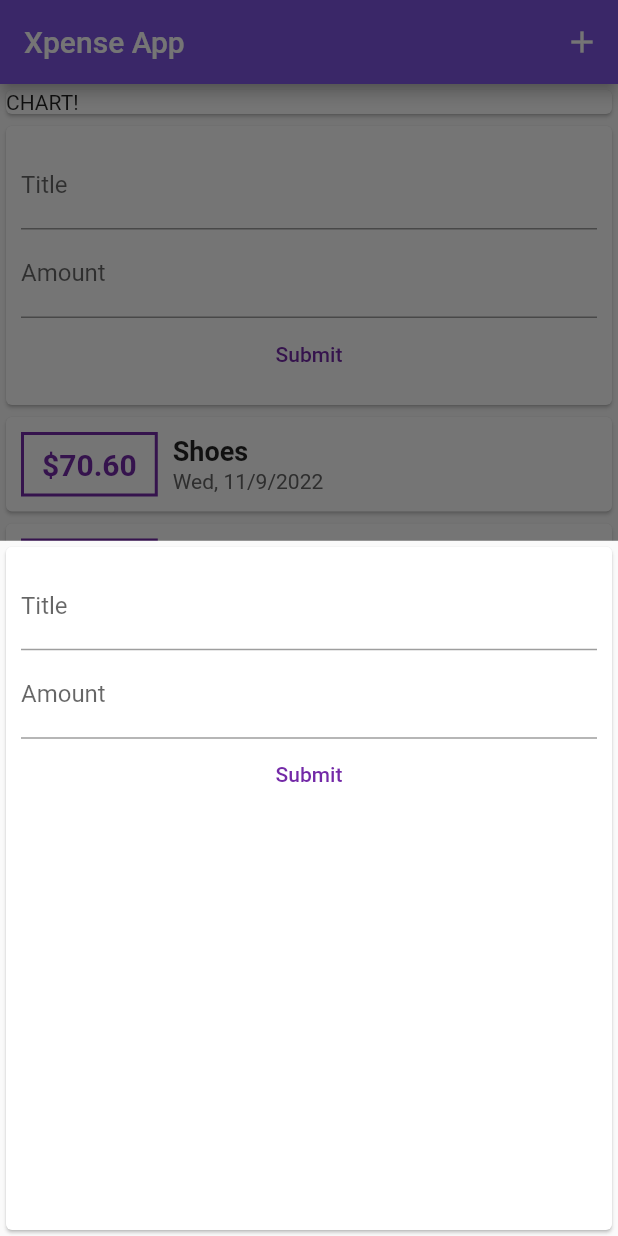
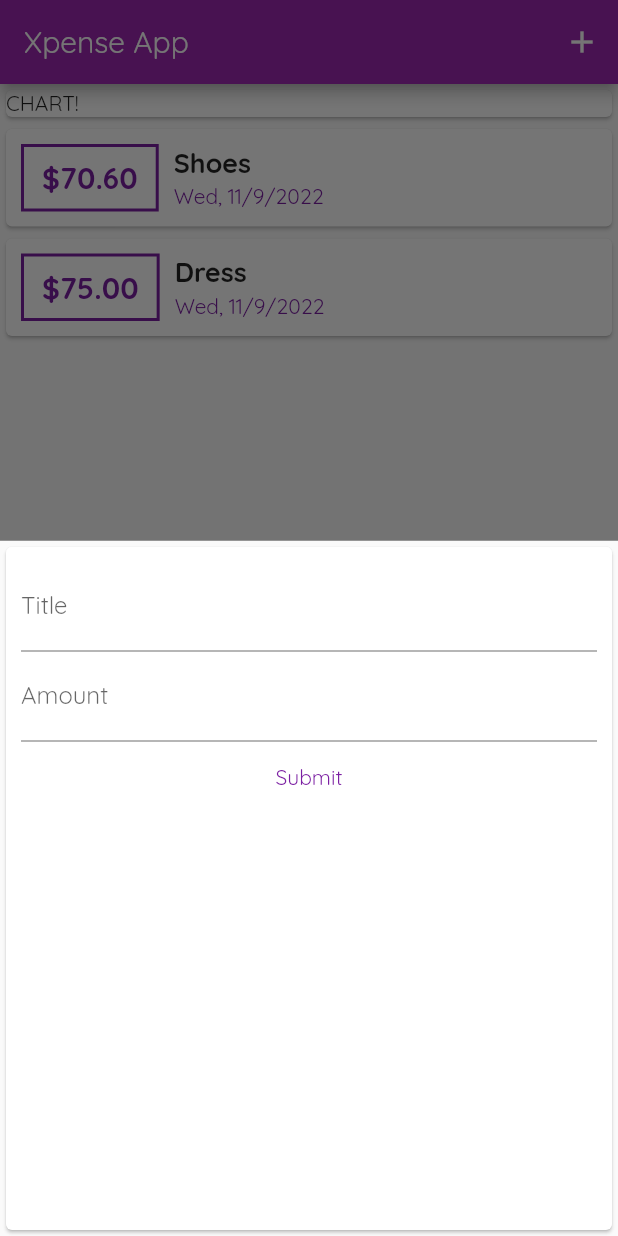
Before and after one commit to nayyyhaa/flutter-expense-app, a Flutter app: the screen it shows after launch, after a tap on the "add" icon, on a phone screen of 412 x 824 dp. Run offline on Flutter 3.47's test engine with Material 2 defaults, Android fonts, the phone set to English and light mode, and no system bars.

Commit message:
style🎨 : app theme

```diff
--- a/lib/main.dart
+++ b/lib/main.dart
@@ -12,7 +12,8 @@ class MyApp extends StatelessWidget {
   Widget build(BuildContext context) {
     return MaterialApp(
       title: 'Expense App',
-      home: MyHomePage(),
+      home: const MyHomePage(),
+      theme: ThemeData(primarySwatch: Colors.purple, fontFamily: 'Quicksand'),
     );
   }
 }
@@ -67,10 +68,9 @@ class MyHomePageState extends State<MyHomePage> {
     return Scaffold(
       appBar: AppBar(
         title: const Text("Xpense App"),
-        backgroundColor: Color.fromARGB(255, 126, 86, 226),
         actions: <Widget>[
           IconButton(
-            icon: Icon(Icons.add),
+            icon: const Icon(Icons.add),
             onPressed: () => openModalTransaction(context),
           )
         ],
@@ -83,18 +83,12 @@ class MyHomePageState extends State<MyHomePage> {
               child: Text("CHART!"),
             ),
           ),
-          Column(
-            children: [
-              NewTransaction(addNewTransaction),
-              TransactionList(_userTransactions),
-            ],
-          ),
+          TransactionList(_userTransactions),
         ],
       ),
       floatingActionButton: FloatingActionButton(
         onPressed: () => openModalTransaction(context),
-        child: Icon(Icons.add),
-        backgroundColor: Color.fromARGB(255, 126, 86, 226),
+        child: const Icon(Icons.add),
         elevation: 12,
         hoverElevation: 30,
       ),
--- a/lib/widgets/new_transaction.dart
+++ b/lib/widgets/new_transaction.dart
@@ -1,18 +1,27 @@
 import 'package:flutter/material.dart';
 
-class NewTransaction extends StatelessWidget {
-  final titleController = TextEditingController();
-  final amountController = TextEditingController();
+class NewTransaction extends StatefulWidget {
   final Function addNewTransaction;
 
   NewTransaction(this.addNewTransaction);
+
+  @override
+  State<StatefulWidget> createState() {
+    return NewTransactionState();
+  }
+}
+
+class NewTransactionState extends State<NewTransaction> {
+  final titleController = TextEditingController();
+  final amountController = TextEditingController();
 
   void submitNewTransaction() {
     final userTitle = titleController.text;
     final userAmount = double.parse(amountController.text);
 
     if (userTitle.isEmpty || userAmount <= 0) return;
-    addNewTransaction(userTitle, userAmount);
+    widget.addNewTransaction(userTitle, userAmount);
+    Navigator.of(context).pop();
   }
 
   @override
@@ -38,7 +47,7 @@ class NewTransaction extends StatelessWidget {
               onPressed: submitNewTransaction,
               style: ButtonStyle(
                 foregroundColor: MaterialStateProperty.all(
-                  Color.fromARGB(255, 115, 41, 167),
+                  Theme.of(context).primaryColorDark,
                 ),
               ),
             )
--- a/lib/widgets/transaction_list.dart
+++ b/lib/widgets/transaction_list.dart
@@ -25,16 +25,16 @@ class TransactionList extends StatelessWidget {
                   ),
                   decoration: BoxDecoration(
                     border: Border.all(
-                      color: const Color.fromARGB(255, 115, 41, 167),
+                      color: Theme.of(context).primaryColorDark,
                       width: 2,
                     ),
                   ),
                   child: Text(
                     '\$${transactions[index].amount.toStringAsFixed(2)}',
-                    style: const TextStyle(
+                    style: TextStyle(
                       fontWeight: FontWeight.bold,
                       fontSize: 20,
-                      color: Color.fromARGB(255, 115, 41, 167),
+                      color: Theme.of(context).primaryColorDark,
                     ),
                   ),
                 ),
@@ -51,9 +51,9 @@ class TransactionList extends StatelessWidget {
                     ),
                     Text(
                       DateFormat('EEE, M/d/y').format(transactions[index].date),
-                      style: const TextStyle(
+                      style: TextStyle(
                         fontSize: 14,
-                        color: Color.fromARGB(255, 101, 101, 101),
+                        color: Theme.of(context).primaryColorDark,
                       ),
                     ),
                   ],
```
Also changed, not shown: pubspec.yaml (+11 -11 lines), assets/fonts/OpenSans-Bold.ttf (added), assets/fonts/OpenSans-Regular.ttf (added), assets/fonts/Quicksand-Bold.ttf (added), assets/fonts/Quicksand-Light.ttf (added), assets/fonts/Quicksand-Medium.ttf (added), assets/fonts/Quicksand-Regular.ttf (added).
